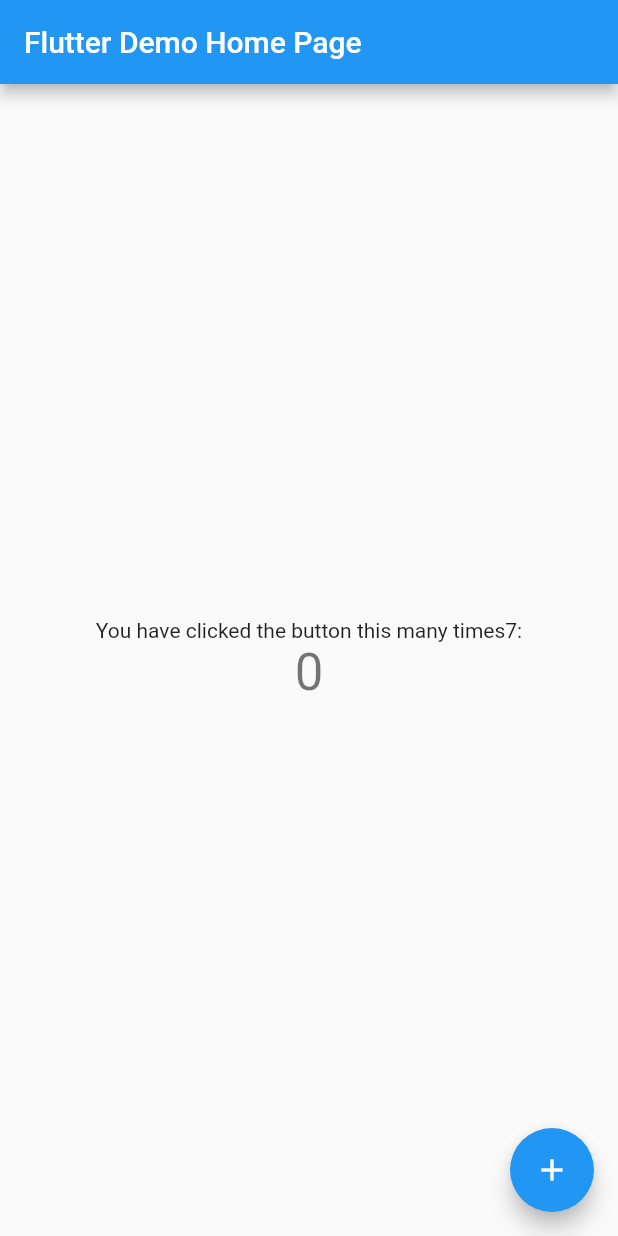
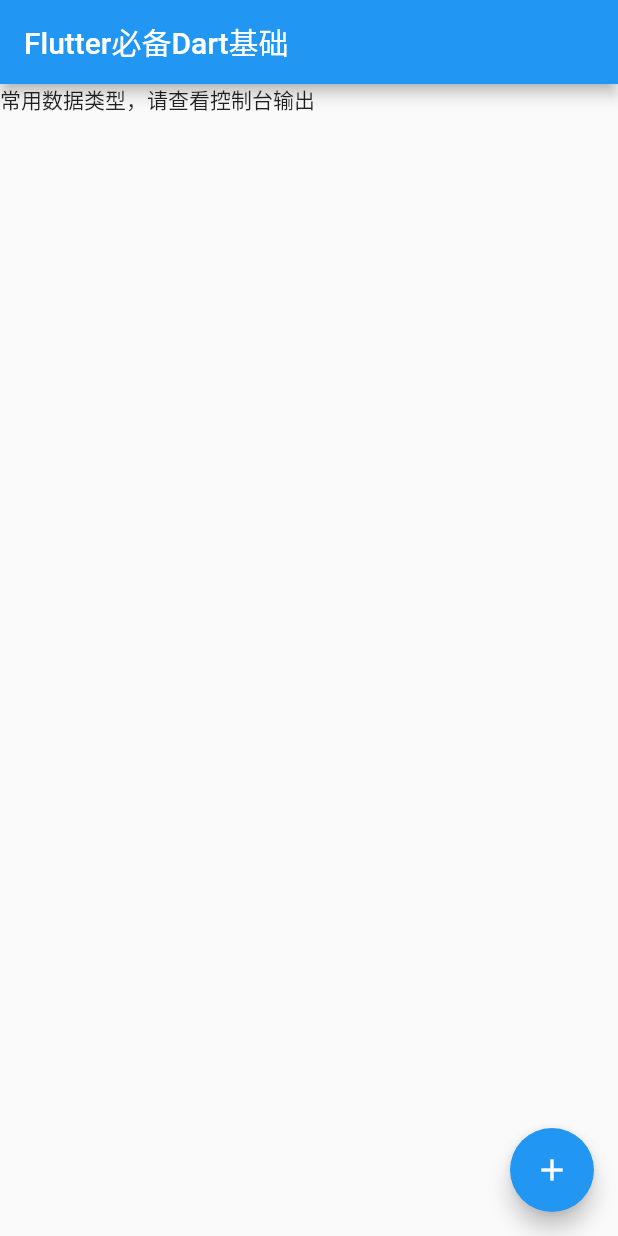
Before and after one commit to jiayuanfa/FlutterForXieCheng, a Flutter app: the screen it shows after launch, on a phone screen of 412 x 824 dp. Run offline on Flutter 3.47's test engine with Material 2 defaults, Android fonts, the phone set to English and light mode, and no system bars.

Commit message:
常用数据类型

```diff
--- /dev/null
+++ b/lib/data_type.dart
@@ -0,0 +1,30 @@
+import 'package:flutter/foundation.dart';
+import 'package:flutter/material.dart';
+
+// 常用数据类型
+class DataType extends StatefulWidget {
+  const DataType({Key? key}) : super(key: key);
+
+  @override
+  State<DataType> createState() => _DataTypeState();
+}
+
+class _DataTypeState extends State<DataType> {
+  @override
+  Widget build(BuildContext context) {
+    _numType();
+    return Container(
+      child: const Text('常用数据类型，请查看控制台输出'),
+    );
+  }
+}
+
+void _numType() {
+  num num1 = -1.0;  // 数字类型的父类
+  num num2 = 2;   //
+  int int1 = 3; // 只能是整数
+  double d1 = 0.68; // 双精度
+  if (kDebugMode) {
+    print("num1:$num1 num2:$num2 int:$int1 double:$d1");
+  }
+}
--- a/lib/main.dart
+++ b/lib/main.dart
@@ -1,4 +1,5 @@
 import 'package:flutter/material.dart';
+import 'package:my_app/data_type.dart';
 
 void main() {
   runApp(const MyApp());
@@ -11,36 +12,17 @@ class MyApp extends StatelessWidget {
   @override
   Widget build(BuildContext context) {
     return MaterialApp(
-      title: 'Flutter Demo',
+      title: 'Flutter必备Dart基础',
       theme: ThemeData(
-        // This is the theme of your application.
-        //
-        // Try running your application with "flutter run". You'll see the
-        // application has a blue toolbar. Then, without quitting the app, try
-        // changing the primarySwatch below to Colors.green and then invoke
-        // "hot reload" (press "r" in the console where you ran "flutter run",
-        // or simply save your changes to "hot reload" in a Flutter IDE).
-        // Notice that the counter didn't reset back to zero; the application
-        // is not restarted.
         primarySwatch: Colors.blue,
       ),
-      home: const MyHomePage(title: 'Flutter Demo Home Page'),
+      home: const MyHomePage(title: 'Flutter必备Dart基础'),
     );
   }
 }
 
 class MyHomePage extends StatefulWidget {
   const MyHomePage({super.key, required this.title});
-
-  // This widget is the home page of your application. It is stateful, meaning
-  // that it has a State object (defined below) that contains fields that affect
-  // how it looks.
-
-  // This class is the configuration for the state. It holds the values (in this
-  // case the title) provided by the parent (in this case the App widget) and
-  // used by the build method of the State. Fields in a Widget subclass are
-  // always marked "final".
-
   final String title;
 
   @override
@@ -52,11 +34,6 @@ class _MyHomePageState extends State<MyHomePage> {
 
   void _incrementCounter() {
     setState(() {
-      // This call to setState tells the Flutter framework that something has
-      // changed in this State, which causes it to rerun the build method below
-      // so that the display can reflect the updated values. If we changed
-      // _counter without calling setState(), then the build method would not be
-      // called again, and so nothing would appear to happen.
       _counter++;
     });
   }
@@ -78,30 +55,9 @@ class _MyHomePageState extends State<MyHomePage> {
       body: Center(
         // Center is a layout widget. It takes a single child and positions it
         // in the middle of the parent.
-        child: Column(
-          // Column is also a layout widget. It takes a list of children and
-          // arranges them vertically. By default, it sizes itself to fit its
-          // children horizontally, and tries to be as tall as its parent.
-          //
-          // Invoke "debug painting" (press "p" in the console, choose the
-          // "Toggle Debug Paint" action from the Flutter Inspector in Android
-          // Studio, or the "Toggle Debug Paint" command in Visual Studio Code)
-          // to see the wireframe for each widget.
-          //
-          // Column has various properties to control how it sizes itself and
-          // how it positions its children. Here we use mainAxisAlignment to
-          // center the children vertically; the main axis here is the vertical
-          // axis because Columns are vertical (the cross axis would be
-          // horizontal).
-          mainAxisAlignment: MainAxisAlignment.center,
-          children: <Widget>[
-            const Text(
-              'You have clicked the button this many times7:',
-            ),
-            Text(
-              '$_counter',
-              style: Theme.of(context).textTheme.headline4,
-            ),
+        child: ListView(
+          children: const <Widget>[
+            DataType()
           ],
         ),
       ),
```
Also changed, not shown: 1 other file.
